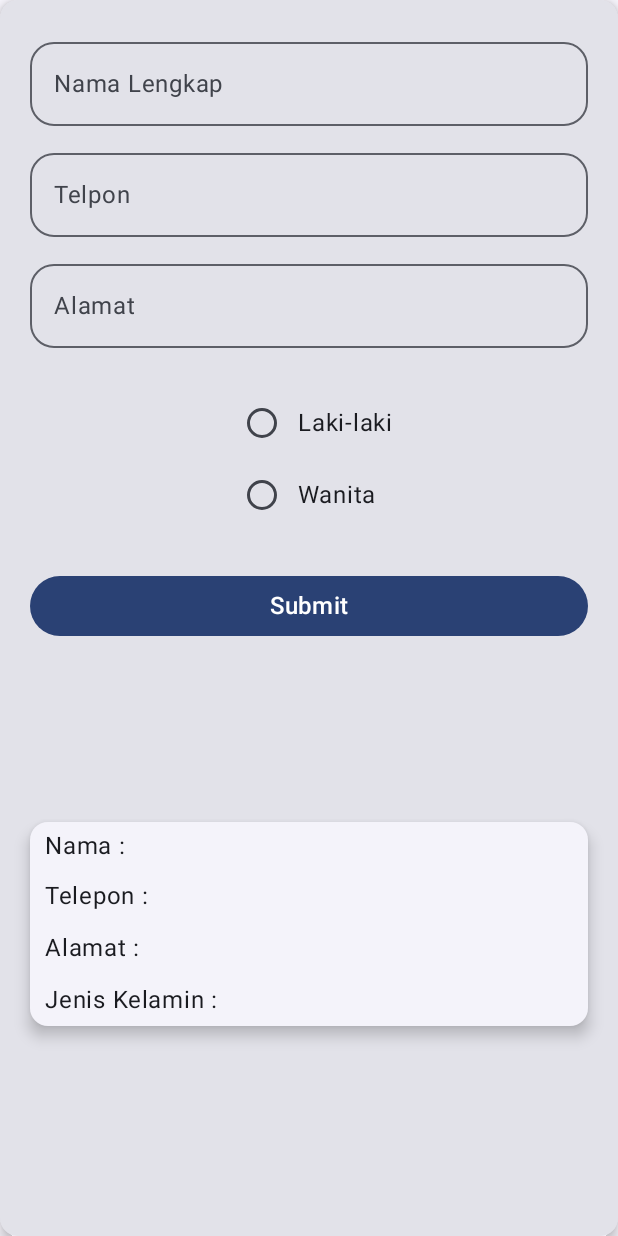
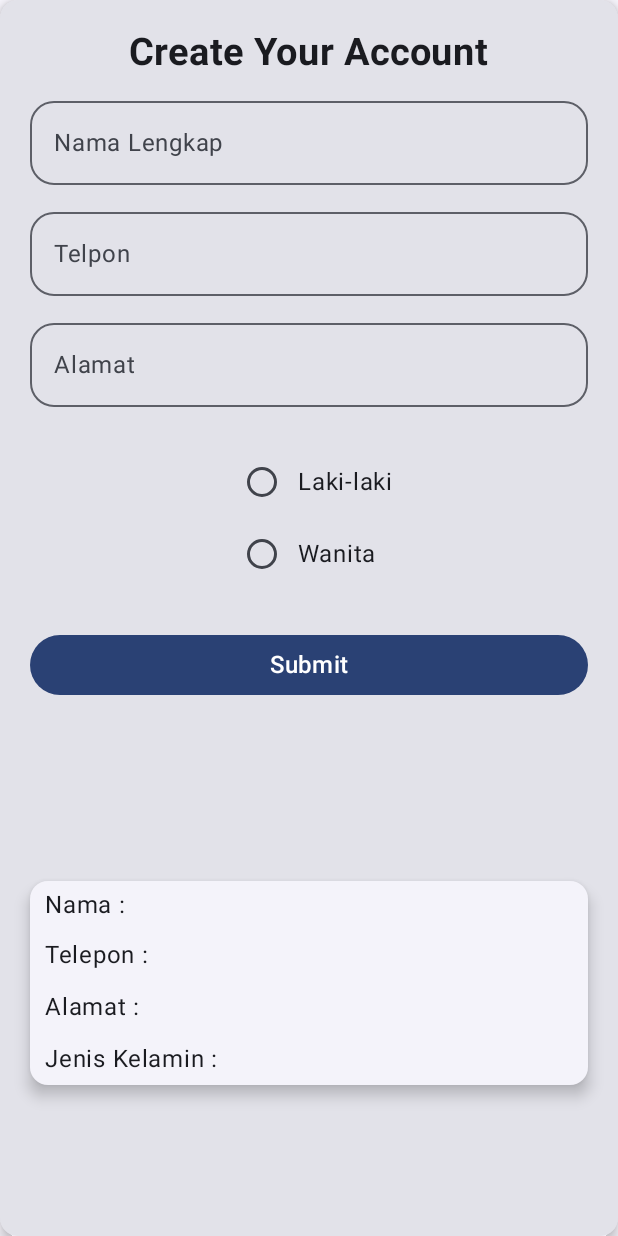
Before and after one commit to Ghani1212/004_ViewModel, an Android app built with Jetpack Compose: the screen it shows after launch (MainActivity), on a phone screen of 412 x 824 dp. Run offline under Robolectric (Android 15) with nearby library versions, the phone set to English and light mode, and no system bars.

Commit message:
menambahkan text create your account

```diff
--- a/app/src/main/java/com/example/kotlinio/MainActivity.kt
+++ b/app/src/main/java/com/example/kotlinio/MainActivity.kt
@@ -11,7 +11,6 @@ import androidx.compose.foundation.layout.fillMaxSize
 import androidx.compose.foundation.layout.fillMaxWidth
 import androidx.compose.foundation.layout.height
 import androidx.compose.foundation.layout.padding
-import androidx.compose.foundation.layout.size
 import androidx.compose.foundation.selection.selectable
 import androidx.compose.foundation.text.KeyboardOptions
 import androidx.compose.material3.Button
@@ -34,6 +33,7 @@ import androidx.compose.ui.Alignment
 import androidx.compose.ui.Modifier
 import androidx.compose.ui.platform.LocalContext
 import androidx.compose.ui.res.stringResource
+import androidx.compose.ui.text.font.FontWeight
 import androidx.compose.ui.text.input.KeyboardType
 import androidx.compose.ui.tooling.preview.Preview
 import androidx.compose.ui.unit.dp
@@ -60,6 +60,7 @@ class MainActivity : ComponentActivity() {
         }
     }
 }
+
 @Composable
 fun TampilanLayout(
     modifier: Modifier =Modifier
@@ -73,6 +74,7 @@ fun TampilanLayout(
             horizontalAlignment = Alignment.CenterHorizontally,
             modifier = Modifier.padding(20.dp)
         ){
+            Text(text = "Create Your Account", fontSize = 25.sp, fontWeight = FontWeight.Bold)
             TampilanForm()
         }
     }
@@ -189,15 +191,15 @@ fun TextHasil(namanya:String, telponya:String, alamatnya:String, jenisnya:String
     ) {
         Text(text = "Nama : " + namanya,
             modifier = Modifier
-                .padding(horizontal = 10.dp, vertical = 4.dp)
+                    .padding(horizontal = 10.dp, vertical = 4.dp)
         )
         Text(text = "Telepon : " + telponya,
             modifier = Modifier
-                .padding(horizontal = 10.dp, vertical = 5.dp)
+                    .padding(horizontal = 10.dp, vertical = 5.dp)
         )
         Text(text = "Alamat : " + alamatnya,
             modifier = Modifier
-                .padding(horizontal = 10.dp, vertical = 5.dp)
+                    .padding(horizontal = 10.dp, vertical = 5.dp)
         )
         Text(text = "Jenis Kelamin : " + jenisnya,
                 modifier = Modifier
--- a/app/src/main/res/values/strings.xml
+++ b/app/src/main/res/values/strings.xml
@@ -3,4 +3,5 @@
     <string name="submit">Submit</string>
     <string name="laki">Laki-laki</string>
     <string name="wanita">Wanita</string>
+    <string name="Create">Create Your Account</string>
 </resources>
```
